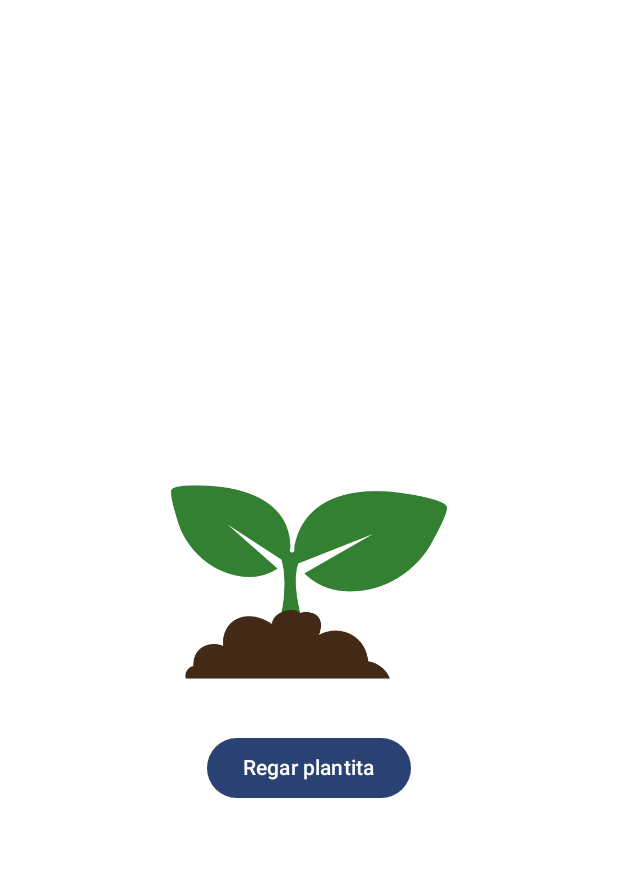
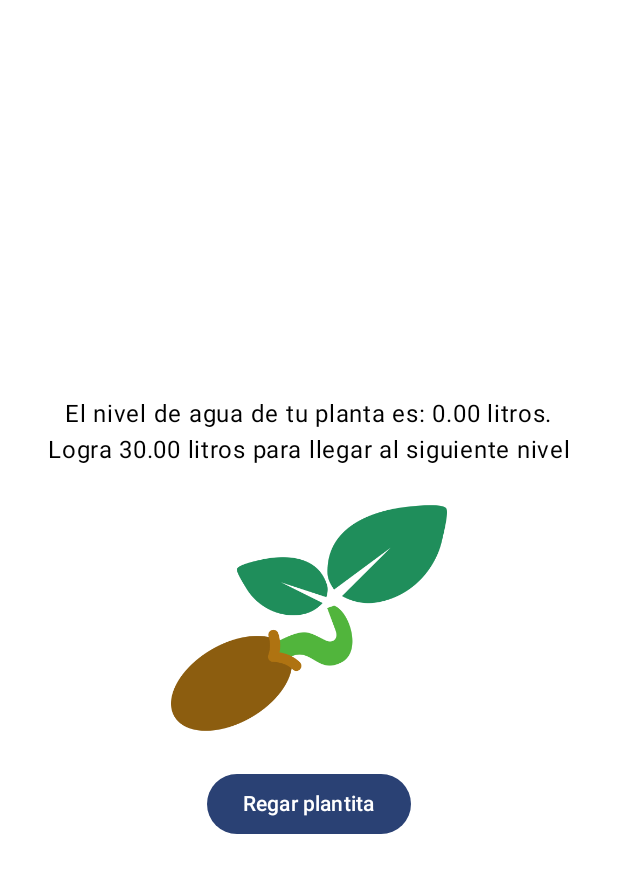
Before and after one commit to rafavela/LitrosDeAgua, an Android app built with Jetpack Compose: the @Preview function WaterPlantLayoutPreview, on a phone screen of 412 x 824 dp. Shown: the top 873 px of the screen. Run offline under Robolectric (Android 15) with nearby library versions, the phone set to English and light mode, and no system bars.

Commit message:
Add WaterPlantScreen functionality

```diff
--- a/app/src/main/java/com/dragonfruit/litrosdeagua/ui/LitersOfWaterScreen.kt
+++ b/app/src/main/java/com/dragonfruit/litrosdeagua/ui/LitersOfWaterScreen.kt
@@ -57,7 +57,9 @@ fun ShowScreen(viewModel: LitersOfWaterViewModel, litersOfWaterUiStateUiState: L
             viewModel = viewModel,
             litersOfWaterUiStateUiState = litersOfWaterUiStateUiState
         )
-        LitersOfWaterScreen.WATERING_SCREEN -> WaterPlantLayout()
+        LitersOfWaterScreen.WATERING_SCREEN -> WaterPlantLayout(litersOfWaterUiStateUiState) {
+            viewModel.waterPlant()
+        }
     }
 }
 
--- a/app/src/main/java/com/dragonfruit/litrosdeagua/ui/LitersOfWaterUiState.kt
+++ b/app/src/main/java/com/dragonfruit/litrosdeagua/ui/LitersOfWaterUiState.kt
@@ -9,4 +9,5 @@ data class LitersOfWaterUiState(
     val wateringButtonColor: Color = Color.White,
     val consumptionAmount: Float = 0F,
     val behaviourList: List<Behaviour> = BehaviourList.behaviours,
+    val plantWaterLevel: Float = 0F,
 )
--- a/app/src/main/java/com/dragonfruit/litrosdeagua/ui/WaterPlantScreen.kt
+++ b/app/src/main/java/com/dragonfruit/litrosdeagua/ui/WaterPlantScreen.kt
@@ -14,18 +14,43 @@ import androidx.compose.ui.Alignment
 import androidx.compose.ui.Modifier
 import androidx.compose.ui.res.dimensionResource
 import androidx.compose.ui.res.painterResource
+import androidx.compose.ui.res.stringResource
 import androidx.compose.ui.tooling.preview.Preview
 import com.dragonfruit.litrosdeagua.R
 import com.dragonfruit.litrosdeagua.ui.theme.LitrosDeAguaTheme
 
 @Composable
-fun WaterPlantLayout(){
+fun WaterPlantLayout(
+    litersOfWaterUiState: LitersOfWaterUiState,
+    waterPlant:  () -> Unit
+){
+    val plantState = when{
+        litersOfWaterUiState.plantWaterLevel > 30F
+                && litersOfWaterUiState.plantWaterLevel <=50F-> R.drawable.seedling_icon
+        litersOfWaterUiState.plantWaterLevel > 50F  -> R.drawable.garden_grass_icon
+        else -> R.drawable.seed_sprouting_icon
+    }
+    val goalConsumption = when(plantState){
+        R.drawable.seed_sprouting_icon -> stringResource(R.string.CurrentPlantGoal, 30.0F)
+        R.drawable.seedling_icon -> stringResource(R.string.CurrentPlantGoal, 50.0F)
+        else -> stringResource(R.string.BlossomingPlant)
+    }
+
     Column(
         verticalArrangement = Arrangement.Center,
         modifier = Modifier.fillMaxSize()
     ) {
+        Text(
+            text = stringResource(R.string.CurrenPlantLevel, litersOfWaterUiState.plantWaterLevel),
+            modifier = Modifier.align(alignment = Alignment.CenterHorizontally)
+            )
+        Text(
+            text = goalConsumption,
+            modifier = Modifier.align(alignment = Alignment.CenterHorizontally)
+        )
+
         Image(
-            painter = painterResource(R.drawable.seedling_icon),
+            painter = painterResource(plantState),
             contentDescription = null,
             modifier = Modifier
                 .size(dimensionResource(R.dimen.large_image_size))
@@ -34,7 +59,7 @@ fun WaterPlantLayout(){
                 .align(alignment = Alignment.CenterHorizontally),
         )
         Button(
-            onClick = {/*TODO*/},
+            onClick = waterPlant,
             modifier = Modifier.align(alignment = Alignment.CenterHorizontally)
         ) {
             Text("Regar plantita")
@@ -46,6 +71,9 @@ fun WaterPlantLayout(){
 @Composable
 fun WaterPlantLayoutPreview() {
     LitrosDeAguaTheme {
-        WaterPlantLayout()
+        WaterPlantLayout(
+            LitersOfWaterUiState(),
+            {}
+        )
     }
 }
--- a/app/src/main/res/values/strings.xml
+++ b/app/src/main/res/values/strings.xml
@@ -31,4 +31,8 @@
     <string name="Behaviour4Answer4">Respuesta 4</string>
     <string name="Behaviour4Answer5">Respuesta 5</string>
     <string name="MeasureInLiters">Litros de agua</string>
+    <string name="CurrenPlantLevel">El nivel de agua de tu planta es: %1$.2f litros.</string>
+    <string name="CurrentPlantGoal">Logra %1$.2f litros para llegar al siguiente nivel</string>
+    <string name="BlossomingPlant">Tu planta ha florecido</string>
+
 </resources>
```
Also changed, not shown: app/src/main/java/com/dragonfruit/litrosdeagua/ui/LitersOfWaterViewModel.kt (+11 -0 lines).
